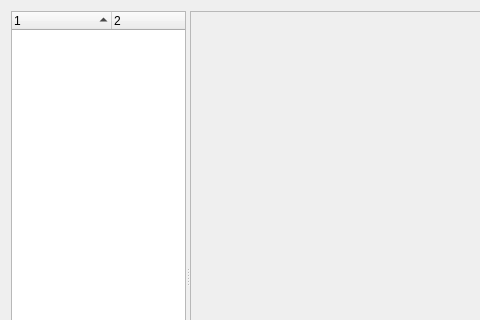
Before: the Qt Designer form src/vidalia/network/NetViewer.ui in a-ilin/vidalia, drawn with Qt 5; both pictures show x 0 to 480 and y 0 to 320 of the 694 by 552 pixel window.
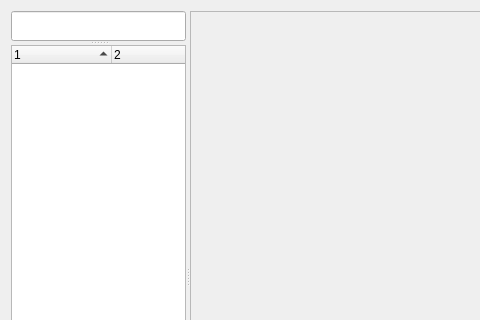
After: the same form once the commit is applied. Icons and pictures are not drawn. Custom widgets are drawn as their Qt base class.

Commit message: Improve search in the routers list by adding a search field

What changed in the file:
```diff
--- a/src/vidalia/network/NetViewer.ui
+++ b/src/vidalia/network/NetViewer.ui
@@ -28,6 +28,42 @@
      <property name="childrenCollapsible">
       <bool>false</bool>
      </property>
+     <widget class="QSplitter" name="splitter4">
+      <property name="sizePolicy">
+       <sizepolicy hsizetype="Preferred" vsizetype="Preferred">
+        <horstretch>1</horstretch>
+        <verstretch>0</verstretch>
+       </sizepolicy>
+      </property>
+      <property name="minimumSize">
+       <size>
+        <width>175</width>
+        <height>0</height>
+       </size>
+      </property>
+      <property name="contextMenuPolicy">
+       <enum>Qt::NoContextMenu</enum>
+      </property>
+      <property name="orientation">
+       <enum>Qt::Vertical</enum>
+      </property>
+      <property name="childrenCollapsible">
+       <bool>false</bool>
+      </property>
+      <widget class="QLineEdit" name="lineRouterSearch">
+       <property name="minimumSize">
+        <size>
+         <width>0</width>
+         <height>30</height>
+        </size>
+       </property>
+       <property name="maximumSize">
+        <size>
+         <width>16777215</width>
+         <height>30</height>
+        </size>
+       </property>
+      </widget>
      <widget class="RouterListWidget" name="treeRouterList">
       <property name="sizePolicy">
        <sizepolicy hsizetype="Preferred" vsizetype="Expanding">
@@ -74,6 +110,7 @@
         <string>Relay</string>
        </property>
       </column>
+      </widget>
      </widget>
      <widget class="QSplitter" name="splitter3">
       <property name="sizePolicy">
```
Lines whose indentation alone changed are shown as unchanged. The commit also changes 4 other files.
